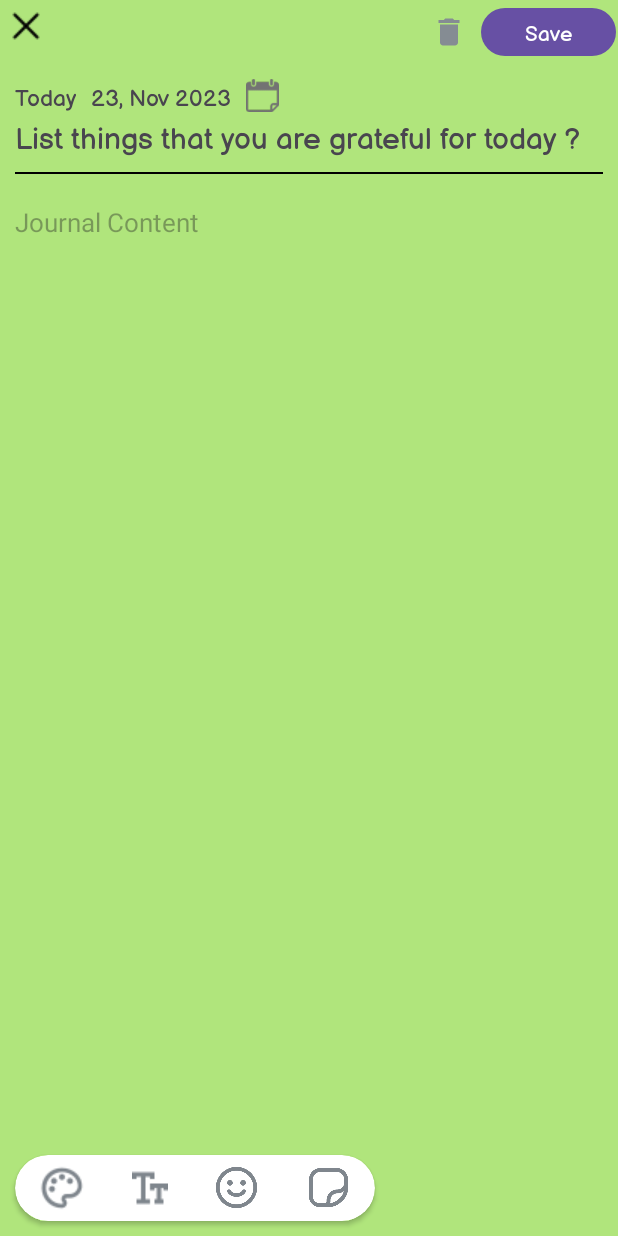
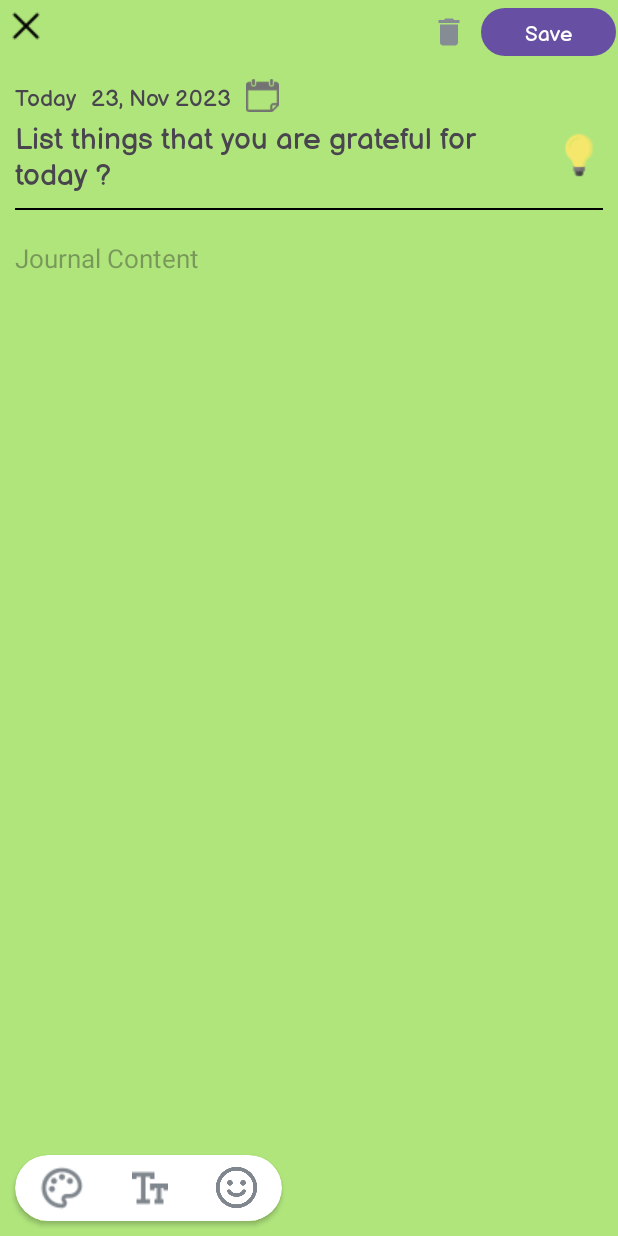
Before and after one commit to RushvikAllampally/super_journal_app, an Android app: the GratitudeJournal screen opened directly, with no data from a screen before it, on a phone screen of 412 x 824 dp. Run offline under Robolectric (Android 15) with nearby library versions, the phone set to English and light mode, and no system bars; our stand-ins replace Room's generated code; libraries missing offline, so code that uses them is left out: com.vanniktech.emoji; plain views replace EmojiEditText; Roboto replaces fonts that are not available here; 1 statement that could not run was skipped.

Commit message:
gratitude prompts feature

```diff
--- a/app/src/main/java/com/example/superjournalapp/screens/journals/GratitudeJournal.java
+++ b/app/src/main/java/com/example/superjournalapp/screens/journals/GratitudeJournal.java
@@ -2,6 +2,7 @@ package com.example.superjournalapp.screens.journals;
 
 import static com.example.superjournalapp.utils.JournalUtils.getMonthName;
 
+import android.animation.ObjectAnimator;
 import android.app.DatePickerDialog;
 import android.content.DialogInterface;
 import android.content.Intent;
@@ -37,6 +38,7 @@ import java.text.SimpleDateFormat;
 import java.util.Calendar;
 import java.util.Date;
 import java.util.Locale;
+import java.util.Random;
 
 public class GratitudeJournal extends AppCompatActivity {
 
@@ -55,6 +57,7 @@ public class GratitudeJournal extends AppCompatActivity {
     private ImageButton colorPalette;
     private ImageButton textStylesBtn;
     private ImageButton emojiesBtn;
+    private ImageButton promptIcon;
 
     @Override
     protected void onCreate(Bundle savedInstanceState) {
@@ -77,9 +80,9 @@ public class GratitudeJournal extends AppCompatActivity {
         colorPalette = findViewById(R.id.gratitude_color_palette);
         textStylesBtn = findViewById(R.id.gratitude_text_style_icon);
         emojiesBtn = findViewById(R.id.gratitude_emoji_icon);
+        promptIcon = findViewById(R.id.prompt_icon);
 
-        EmojiPopup popup = EmojiPopup.Builder
-                .fromRootView(findViewById(R.id.gratitude_journal_root)).build(journalContent);
+        EmojiPopup popup = EmojiPopup.Builder.fromRootView(findViewById(R.id.gratitude_journal_root)).build(journalContent);
         emojiesBtn.setOnClickListener(new View.OnClickListener() {
             @Override
             public void onClick(View view) {
@@ -94,6 +97,18 @@ public class GratitudeJournal extends AppCompatActivity {
         textStylesBtn.setOnClickListener(view -> {
             TextEditorUtils.textStylesOnClickListener(bottomSheetDialog, journalContent, GratitudeJournal.this);
 
+        });
+
+        promptIcon.setOnClickListener(view -> {
+            ObjectAnimator alphaAnimator = ObjectAnimator.ofFloat(promptIcon, "alpha", 1f, 0.5f);
+            alphaAnimator.setDuration(200); // Set the duration of the animation
+            alphaAnimator.setRepeatCount(1); // Optionally, you can repeat the animation
+            alphaAnimator.setRepeatMode(ObjectAnimator.REVERSE); // Reverse the animation
+
+            // Start the animation
+            alphaAnimator.start();
+            Random random = new Random();
+            journalTitle.setText(ApplicationConstants.GRATITUDE_PROMPTS.get(random.nextInt(21)));
         });
 
         // Retrieve the data from the Intent
@@ -193,8 +208,7 @@ public class GratitudeJournal extends AppCompatActivity {
                 gratitudeJournalEntity.setJournalCategory(ApplicationConstants.GRATITUDE_JOURNAL);
                 gratitudeJournalEntity.setJournalStartText(content.substring(0, contentLength));
                 gratitudeJournalEntity.setTitle(title);
-                gratitudeJournalEntity.setJournalContent(
-                        Html.toHtml(new SpannableStringBuilder((Spanned) journalContent.getText())));
+                gratitudeJournalEntity.setJournalContent(Html.toHtml(new SpannableStringBuilder((Spanned) journalContent.getText())));
                 gratitudeJournalEntity.setJournalId(journalId);
 
                 if (journal.getJournalId() == 0) {
--- a/app/src/main/res/layout/activity_gratitude_journal.xml
+++ b/app/src/main/res/layout/activity_gratitude_journal.xml
@@ -1,11 +1,11 @@
 <?xml version="1.0" encoding="utf-8"?>
 <LinearLayout xmlns:android="http://schemas.android.com/apk/res/android"
+    xmlns:app="http://schemas.android.com/apk/res-auto"
+    android:id="@+id/gratitude_journal_root"
     android:layout_width="match_parent"
     android:layout_height="match_parent"
-    xmlns:app="http://schemas.android.com/apk/res-auto"
-    android:orientation="vertical"
-    android:id="@+id/gratitude_journal_root"
-    android:background="#B0E57C">
+    android:background="#B0E57C"
+    android:orientation="vertical">
 
     <LinearLayout
         android:layout_width="match_parent"
@@ -29,19 +29,18 @@
             android:layout_height="30dp"
             android:layout_gravity="center_vertical"
             android:layout_marginHorizontal="5dp"
-            android:src="@drawable/delete_icon_24"
             android:background="#B0E57C"
-            />
+            android:src="@drawable/delete_icon_24" />
 
         <Button
             android:id="@+id/save_journal"
             android:layout_width="90dp"
             android:layout_height="40dp"
+            android:layout_margin="1dp"
+            android:fontFamily="@font/balsamiqsans_regular"
+            android:gravity="center"
             android:text="Save"
-            android:gravity="center"
-            android:fontFamily="@font/balsamiqsans_regular"
-            android:layout_margin="1dp"
-            android:textSize="14sp"/>
+            android:textSize="14sp" />
 
     </LinearLayout>
 
@@ -56,8 +55,8 @@
             android:layout_width="wrap_content"
             android:layout_height="wrap_content"
             android:layout_marginLeft="10dp"
+            android:fontFamily="@font/balsamiqsans_regular"
             android:text="Today"
-            android:fontFamily="@font/balsamiqsans_regular"
             android:textSize="15sp" />
 
         <TextView
@@ -65,8 +64,8 @@
             android:layout_width="wrap_content"
             android:layout_height="wrap_content"
             android:layout_marginLeft="10dp"
+            android:fontFamily="@font/balsamiqsans_regular"
             android:text="24th September 2023"
-            android:fontFamily="@font/balsamiqsans_regular"
             android:textSize="15sp" />
 
         <ImageView
@@ -78,24 +77,41 @@
 
     </LinearLayout>
 
-    <!-- Title Input -->
-    <TextView
-        android:id="@+id/journal_title"
+
+    <LinearLayout
         android:layout_width="match_parent"
         android:layout_height="wrap_content"
-        android:inputType="text"
         android:layout_marginBottom="8dp"
-        android:text="List things that you are grateful for today ?"
-        android:fontFamily="@font/balsamiqsans_regular"
-        android:textSize="20sp"
-        android:paddingHorizontal="10dp" />
+        android:orientation="horizontal"
+        android:gravity="center"
+        android:paddingHorizontal="10dp">
+
+        <!-- Title Input -->
+        <TextView
+            android:id="@+id/journal_title"
+            android:layout_width="wrap_content"
+            android:layout_height="wrap_content"
+            android:fontFamily="@font/balsamiqsans_regular"
+            android:text="List things that you are grateful for today ?"
+            android:layout_weight="1"
+            android:textSize="20sp" />
+
+        <ImageButton
+            android:id="@+id/prompt_icon"
+            android:layout_width="wrap_content"
+            android:layout_height="wrap_content"
+            android:background="#B0E57C"
+            android:src="@drawable/bulb_32px" />
+
+    </LinearLayout>
+
 
     <View
         android:layout_width="match_parent"
         android:layout_height="1dp"
+        android:layout_marginHorizontal="10dp"
         android:layout_marginRight="40dp"
         android:layout_marginBottom="10dp"
-        android:layout_marginHorizontal="10dp"
         android:background="@android:color/black" />
 
     <!-- Journal Entry Form -->
@@ -115,10 +131,10 @@
                 android:layout_width="match_parent"
                 android:layout_height="wrap_content"
                 android:layout_marginBottom="16dp"
-                android:textSize="17sp"
                 android:background="@android:color/transparent"
                 android:hint="Journal Content"
-                android:inputType="textMultiLine" />
+                android:inputType="textMultiLine"
+                android:textSize="17sp" />
 
         </LinearLayout>
 
@@ -127,50 +143,45 @@
     <androidx.cardview.widget.CardView
         android:layout_width="wrap_content"
         android:layout_height="wrap_content"
-        app:cardCornerRadius="30dp"
         android:layout_marginHorizontal="10dp"
         android:layout_marginTop="5dp"
         android:layout_marginBottom="10dp"
-        >
+        app:cardCornerRadius="30dp">
 
         <LinearLayout
             android:layout_width="wrap_content"
             android:layout_height="wrap_content"
             android:gravity="center_vertical"
-            android:paddingVertical="6dp"
-            >
+            android:paddingVertical="6dp">
 
             <ImageButton
                 android:id="@+id/gratitude_color_palette"
                 android:layout_width="wrap_content"
                 android:layout_height="wrap_content"
                 android:layout_marginHorizontal="15dp"
-                android:background="@drawable/color_palette"
-                />
+                android:background="@drawable/color_palette" />
 
             <ImageButton
                 android:id="@+id/gratitude_text_style_icon"
                 android:layout_width="wrap_content"
                 android:layout_height="wrap_content"
                 android:layout_marginHorizontal="15dp"
-                android:background="@drawable/text_style_icon"
-                />
+                android:background="@drawable/text_style_icon" />
 
             <ImageButton
                 android:id="@+id/gratitude_emoji_icon"
                 android:layout_width="30dp"
                 android:layout_height="30dp"
                 android:layout_marginHorizontal="15dp"
-                android:background="@drawable/emoji_icon"
-                />
+                android:background="@drawable/emoji_icon" />
 
-            <ImageButton
-                android:id="@+id/gratitude_sticker_icon"
-                android:layout_width="31dp"
-                android:layout_height="31dp"
-                android:layout_marginHorizontal="15dp"
-                android:background="@drawable/sticker_icon"
-                />
+            <!--            <ImageButton-->
+            <!--                android:id="@+id/gratitude_sticker_icon"-->
+            <!--                android:layout_width="31dp"-->
+            <!--                android:layout_height="31dp"-->
+            <!--                android:layout_marginHorizontal="15dp"-->
+            <!--                android:background="@drawable/sticker_icon"-->
+            <!--                />-->
 
         </LinearLayout>
 
```
Also changed, not shown: app/src/main/java/com/example/superjournalapp/constants/ApplicationConstants.java (+27 -0 lines), app/src/main/res/layout/activity_dream_journal.xml (+6 -6 lines), app/src/main/res/layout/activity_reflective_journal.xml (+7 -7 lines), app/src/main/res/drawable/bulb_32px.png (added).
